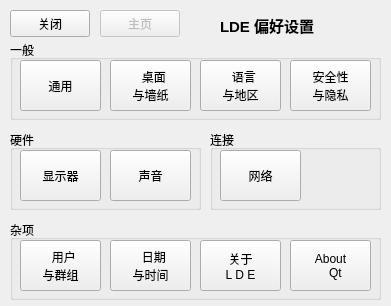
The window that src/ldecc/ldecc.ui (xuzhuoyi/LDE-Embedded) describes before a commit, drawn with Qt 5.
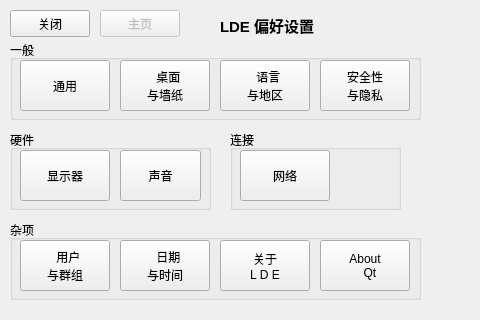
The same window after the commit. Icons and pictures are not drawn.

The edit to the form file:
```diff
--- a/src/ldecc/ldecc.ui
+++ b/src/ldecc/ldecc.ui
@@ -6,8 +6,8 @@
    <rect>
     <x>0</x>
     <y>0</y>
-    <width>391</width>
-    <height>306</height>
+    <width>480</width>
+    <height>320</height>
    </rect>
   </property>
   <property name="windowTitle">
@@ -70,7 +70,7 @@
     <rect>
      <x>10</x>
      <y>40</y>
-     <width>371</width>
+     <width>411</width>
      <height>80</height>
     </rect>
    </property>
@@ -80,9 +80,9 @@
    <widget class="QToolButton" name="toolButton_2">
     <property name="geometry">
      <rect>
-      <x>190</x>
+      <x>210</x>
       <y>20</y>
-      <width>81</width>
+      <width>90</width>
       <height>51</height>
      </rect>
     </property>
@@ -107,9 +107,9 @@
    <widget class="QToolButton" name="toolButton_3">
     <property name="geometry">
      <rect>
-      <x>280</x>
+      <x>310</x>
       <y>20</y>
-      <width>81</width>
+      <width>90</width>
       <height>51</height>
      </rect>
     </property>
@@ -136,7 +136,7 @@
      <rect>
       <x>10</x>
       <y>20</y>
-      <width>81</width>
+      <width>90</width>
       <height>51</height>
      </rect>
     </property>
@@ -160,9 +160,9 @@
    <widget class="QToolButton" name="toolButton_11">
     <property name="geometry">
      <rect>
-      <x>100</x>
+      <x>110</x>
       <y>20</y>
-      <width>81</width>
+      <width>90</width>
       <height>51</height>
      </rect>
     </property>
@@ -190,7 +190,7 @@
     <rect>
      <x>10</x>
      <y>130</y>
-     <width>191</width>
+     <width>201</width>
      <height>80</height>
     </rect>
    </property>
@@ -200,7 +200,7 @@
    <widget class="QToolButton" name="toolButton_5">
     <property name="geometry">
      <rect>
-      <x>100</x>
+      <x>110</x>
       <y>20</y>
       <width>81</width>
       <height>51</height>
@@ -228,7 +228,7 @@
      <rect>
       <x>10</x>
       <y>20</y>
-      <width>81</width>
+      <width>90</width>
       <height>51</height>
      </rect>
     </property>
@@ -253,7 +253,7 @@
   <widget class="QGroupBox" name="groupBox_3">
    <property name="geometry">
     <rect>
-     <x>210</x>
+     <x>230</x>
      <y>130</y>
      <width>171</width>
      <height>80</height>
@@ -267,7 +267,7 @@
      <rect>
       <x>10</x>
       <y>20</y>
-      <width>81</width>
+      <width>90</width>
       <height>51</height>
      </rect>
     </property>
@@ -294,7 +294,7 @@
     <rect>
      <x>10</x>
      <y>220</y>
-     <width>371</width>
+     <width>411</width>
      <height>80</height>
     </rect>
    </property>
@@ -304,9 +304,9 @@
    <widget class="QToolButton" name="toolButton_8">
     <property name="geometry">
      <rect>
-      <x>100</x>
+      <x>110</x>
       <y>20</y>
-      <width>81</width>
+      <width>90</width>
       <height>51</height>
      </rect>
     </property>
@@ -333,7 +333,7 @@
      <rect>
       <x>10</x>
       <y>20</y>
-      <width>81</width>
+      <width>90</width>
       <height>51</height>
      </rect>
     </property>
@@ -358,9 +358,9 @@
    <widget class="QToolButton" name="toolButton_9">
     <property name="geometry">
      <rect>
-      <x>190</x>
+      <x>210</x>
       <y>20</y>
-      <width>81</width>
+      <width>90</width>
       <height>51</height>
      </rect>
     </property>
@@ -385,9 +385,9 @@
    <widget class="QToolButton" name="toolButton_10">
     <property name="geometry">
      <rect>
-      <x>280</x>
+      <x>310</x>
       <y>20</y>
-      <width>81</width>
+      <width>90</width>
       <height>51</height>
      </rect>
     </property>
```
